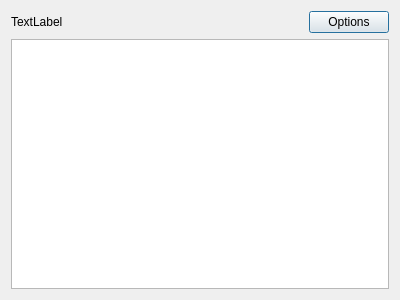
This is groot/frontends/gui/forms/designer/frm_big_text_designer.ui in JMcInerneyLab/groot as Qt 5 draws it before an edit. The edited form follows.
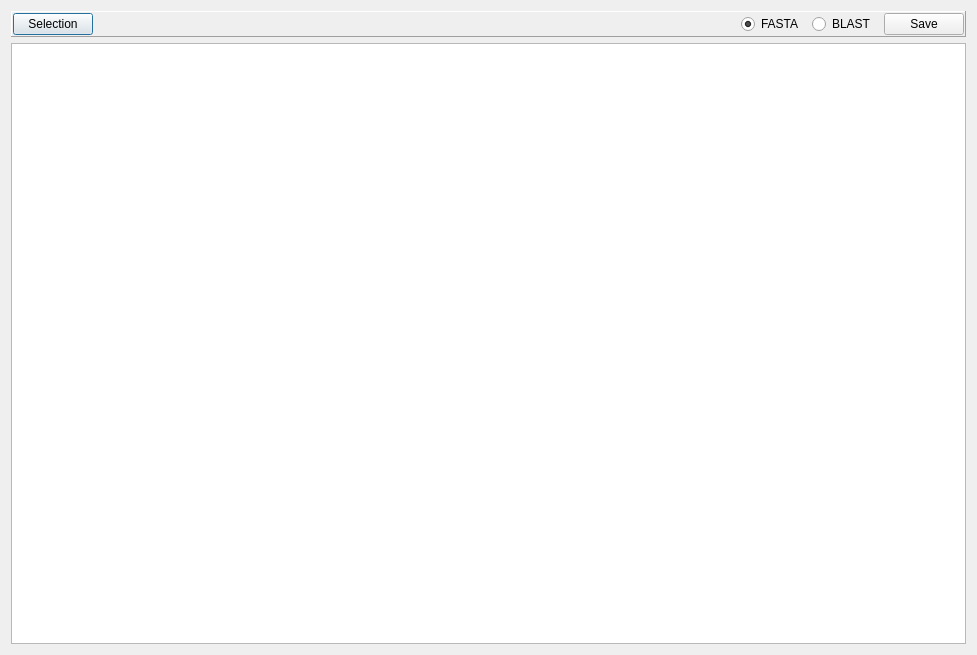
This is the edited form.

The edit to the form file:
```diff
--- a/groot/frontends/gui/forms/designer/frm_big_text_designer.ui
+++ b/groot/frontends/gui/forms/designer/frm_big_text_designer.ui
@@ -6,8 +6,8 @@
    <rect>
     <x>0</x>
     <y>0</y>
-    <width>400</width>
-    <height>300</height>
+    <width>977</width>
+    <height>655</height>
    </rect>
   </property>
   <property name="windowTitle">
@@ -15,17 +15,39 @@
   </property>
   <layout class="QVBoxLayout" name="verticalLayout">
    <item>
+    <widget class="QFrame" name="frame">
+     <property name="frameShape">
+      <enum>QFrame::Panel</enum>
+     </property>
+     <property name="frameShadow">
+      <enum>QFrame::Raised</enum>
+     </property>
     <layout class="QHBoxLayout" name="horizontalLayout_2">
+      <property name="spacing">
+       <number>8</number>
+      </property>
+      <property name="leftMargin">
+       <number>1</number>
+      </property>
+      <property name="topMargin">
+       <number>1</number>
+      </property>
+      <property name="rightMargin">
+       <number>1</number>
+      </property>
+      <property name="bottomMargin">
+       <number>1</number>
+      </property>
      <item>
-      <widget class="QLabel" name="label">
+       <widget class="QPushButton" name="BTN_SELECTION">
        <property name="sizePolicy">
-        <sizepolicy hsizetype="Expanding" vsizetype="Preferred">
+         <sizepolicy hsizetype="Fixed" vsizetype="Preferred">
          <horstretch>0</horstretch>
          <verstretch>0</verstretch>
         </sizepolicy>
        </property>
        <property name="text">
-        <string>TextLabel</string>
+         <string>Selection</string>
        </property>
        <property name="style" stdset="0">
         <string>heading</string>
@@ -33,13 +55,53 @@
       </widget>
      </item>
      <item>
-      <widget class="QPushButton" name="pushButton_32">
+       <spacer name="horizontalSpacer">
+        <property name="orientation">
+         <enum>Qt::Horizontal</enum>
+        </property>
+        <property name="sizeHint" stdset="0">
+         <size>
+          <width>40</width>
+          <height>20</height>
+         </size>
+        </property>
+       </spacer>
+      </item>
+      <item>
+       <widget class="QRadioButton" name="RAD_FASTA">
        <property name="text">
-        <string>Options</string>
+         <string>FASTA</string>
+        </property>
+        <property name="checked">
+         <bool>true</bool>
+        </property>
+       </widget>
+      </item>
+      <item>
+       <widget class="QRadioButton" name="RAD_BLAST">
+        <property name="text">
+         <string>BLAST</string>
+        </property>
+       </widget>
+      </item>
+      <item>
+       <widget class="QPushButton" name="BTN_SAVE">
+        <property name="sizePolicy">
+         <sizepolicy hsizetype="Fixed" vsizetype="Preferred">
+          <horstretch>0</horstretch>
+          <verstretch>0</verstretch>
+         </sizepolicy>
+        </property>
+        <property name="text">
+         <string>Save</string>
+        </property>
+        <property name="style" stdset="0">
+         <string>dropdown</string>
        </property>
       </widget>
      </item>
     </layout>
+    </widget>
    </item>
    <item>
     <widget class="QTextBrowser" name="textBrowser"/>
```
Left out of the diff: 8 changed lines with no effect on the pictures. Lines whose indentation alone changed are shown as unchanged.
